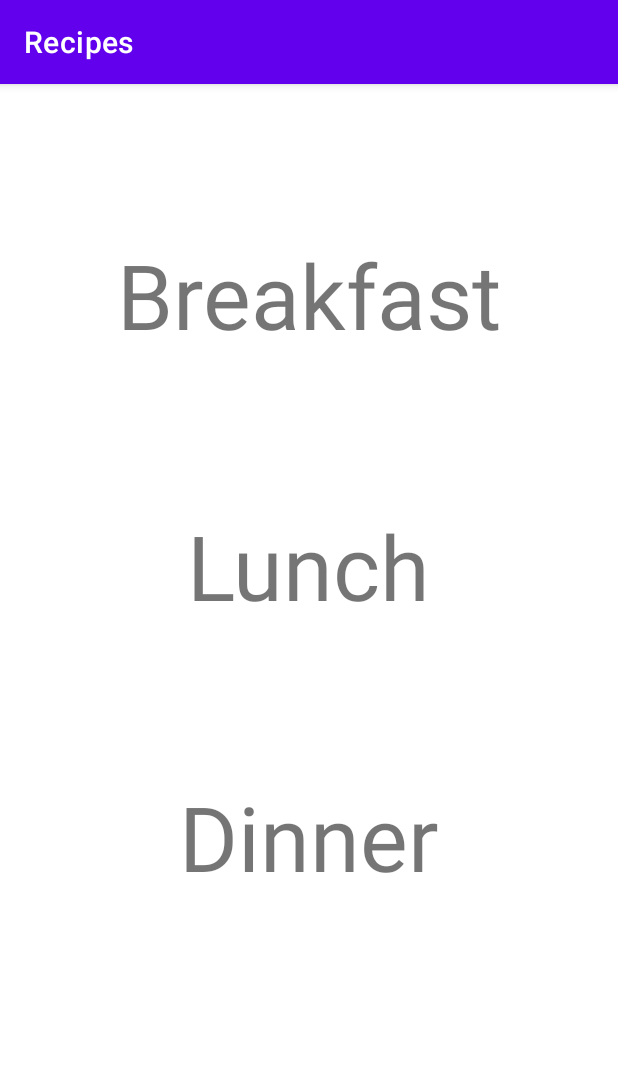
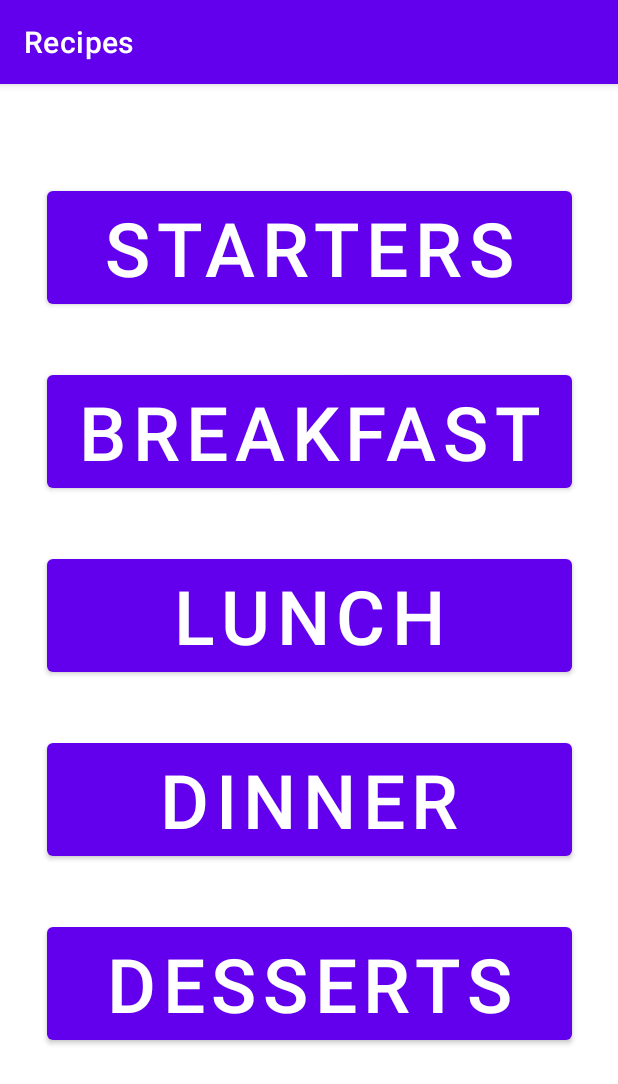
Before and after one commit to wws002/androidRecipes, an Android app: the screen it shows after launch (MainActivity), on a phone screen of 412 x 824 dp. Shown: the top 1084 px of the screen. Run offline under Robolectric (Android 15) with nearby library versions, the phone set to English and light mode, and no system bars.

Commit message:
filled out home page UI

```diff
--- a/app/src/main/res/layout/activity_main.xml
+++ b/app/src/main/res/layout/activity_main.xml
@@ -6,35 +6,54 @@
     android:layout_height="match_parent"
     tools:context=".MainActivity">
 
-    <TextView
+    <Button
+        android:id="@+id/apps"
+        android:layout_width="350dp"
+        android:layout_height="wrap_content"
+        android:text="Starters"                 android:textSize="50dp"
+        android:layout_marginTop="65dp"
+        app:layout_constraintTop_toTopOf="parent"
+        app:layout_constraintRight_toRightOf="parent"
+        app:layout_constraintLeft_toLeftOf="parent"/>
+
+    <Button
         android:id="@+id/bfast"
-        android:layout_width="wrap_content"
+        android:layout_width="350dp"
         android:layout_height="wrap_content"
-        android:text="Breakfast"                android:textSize="60dp"
-        android:paddingTop="100dp"
+        android:text="Breakfast"                android:textSize="50dp"
+        android:layout_marginTop="35dp"
         app:layout_constraintLeft_toLeftOf="parent"
         app:layout_constraintRight_toRightOf="parent"
-        app:layout_constraintTop_toTopOf="parent" />
+        app:layout_constraintTop_toBottomOf="@id/apps" />
 
-    <TextView
+    <Button
         android:id="@+id/lnch"
-        android:layout_width="wrap_content"
+        android:layout_width="350dp"
         android:layout_height="wrap_content"
-        android:text="Lunch"                    android:textSize="60dp"
-        android:paddingTop="100dp"
+        android:text="Lunch"                    android:textSize="50dp"
+        android:layout_marginTop="35dp"
         app:layout_constraintTop_toBottomOf="@+id/bfast"
         app:layout_constraintLeft_toLeftOf="parent"
         app:layout_constraintRight_toRightOf="parent" />
 
-    <TextView
+    <Button
         android:id="@+id/dnnr"
-        android:layout_width="wrap_content"
+        android:layout_width="350dp"
         android:layout_height="wrap_content"
-        android:text="Dinner"                    android:textSize="60dp"
-        android:paddingTop="100dp"
+        android:text="Dinner"                   android:textSize="50dp"
+        android:layout_marginTop="35dp"
         app:layout_constraintTop_toBottomOf="@+id/lnch"
         app:layout_constraintLeft_toLeftOf="parent"
         app:layout_constraintRight_toRightOf="parent" />
 
+    <Button
+        android:id="@+id/dssrts"
+        android:layout_width="350dp"
+        android:layout_height="wrap_content"
+        android:text="Desserts"                 android:textSize="50dp"
+        android:layout_marginTop="35dp"
+        app:layout_constraintTop_toBottomOf="@+id/dnnr"
+        app:layout_constraintLeft_toLeftOf="parent"
+        app:layout_constraintRight_toRightOf="parent" />
 
 </androidx.constraintlayout.widget.ConstraintLayout>
```
